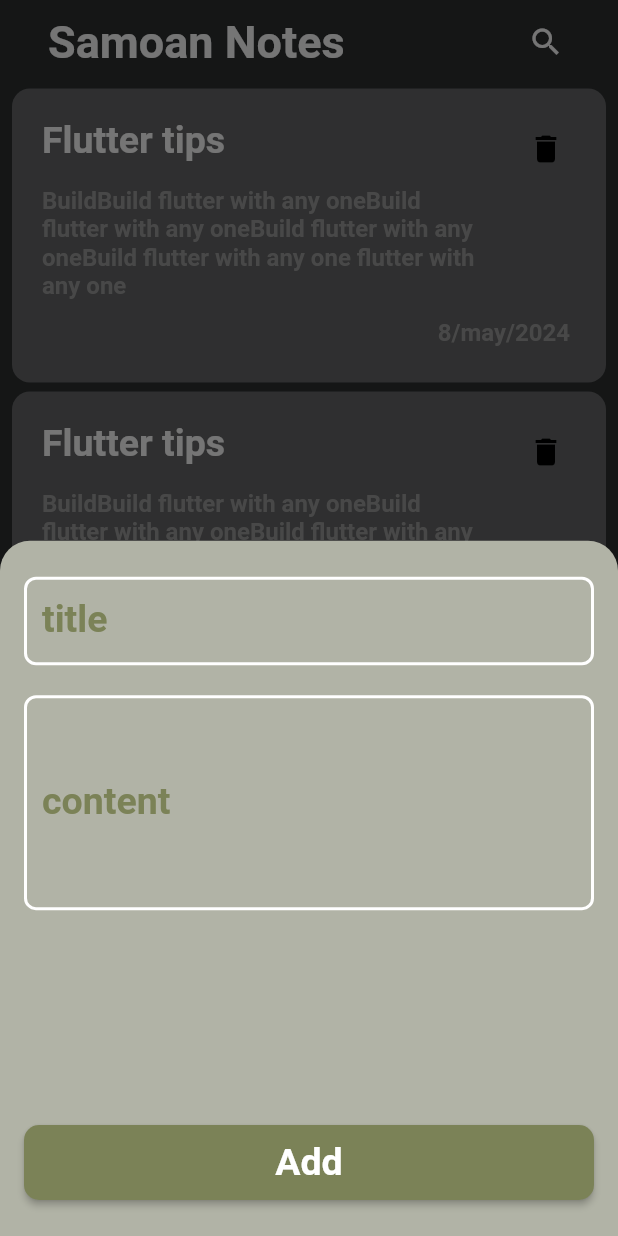
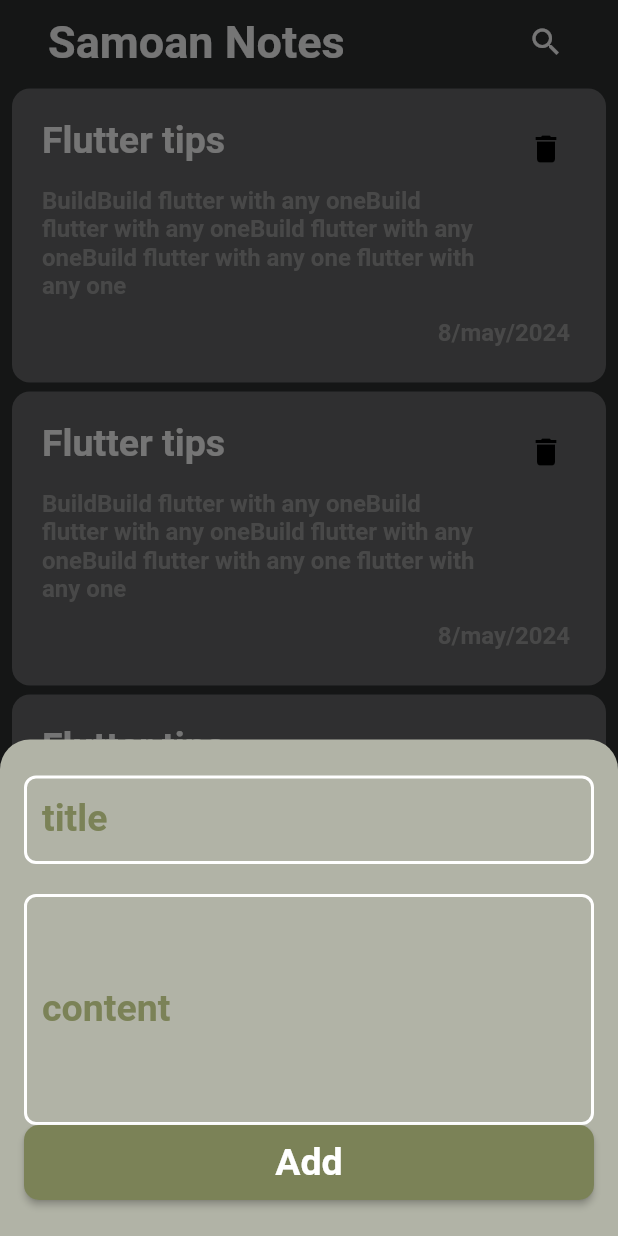
Before and after one commit to abdellahmuhammed/notes_app, a Flutter app: the screen it shows after launch, after a tap on the "add" icon, on a phone screen of 412 x 824 dp. Run offline on Flutter 3.47's test engine with Material 3 defaults, Android fonts, the phone set to English and light mode, and no system bars.

Commit message:
refactor Code

```diff
--- a/lib/Shared/themes.dart
+++ b/lib/Shared/themes.dart
@@ -53,7 +53,6 @@ ThemeData _themData({
         fontWeight: FontWeight.bold,
       ),
     ),
-
     floatingActionButtonTheme: FloatingActionButtonThemeData(
       iconSize: 35,
       backgroundColor: kPrimaryColor,
@@ -62,7 +61,6 @@ ThemeData _themData({
         borderRadius: BorderRadius.circular(16),
       ),
     ),
-
     inputDecorationTheme: InputDecorationTheme(
       // filled: true,
       // fillColor: Colors.grey.withOpacity(0.7),
@@ -166,7 +164,6 @@ OutlineInputBorder _buildOutlineInputBorder([Color? color = Colors.white]) {
     borderRadius: BorderRadius.circular(8),
   );
 }
-
 _buildTextStyle(
     {required Color color,
     double size = 30,
--- a/lib/Views/NotesView.dart
+++ b/lib/Views/NotesView.dart
@@ -1,6 +1,6 @@
 import 'package:flutter/material.dart';
-import 'package:notes_app/Widgets/AddNoteShowModalBottomSheet.dart';
-import 'package:notes_app/Widgets/NotesListView.dart';
+import 'package:notes_app/Widgets/NoteFloatingActionButton.dart';
+import 'package:notes_app/Widgets/NoteViewBody.dart';
 
 class NotesView extends StatelessWidget {
   const NotesView({super.key});
@@ -10,38 +10,15 @@ class NotesView extends StatelessWidget {
   @override
   Widget build(BuildContext context) {
     return Scaffold(
-      appBar: noteAppBar(),
-      floatingActionButton: FloatingActionButton(
-        onPressed: () {
-          showModalBottomSheet(
-            context: context,
-            backgroundColor: const Color(0xFFB1B3A6),
-            shape: const RoundedRectangleBorder(
-              borderRadius: BorderRadius.only(
-                topLeft: Radius.circular(20),
-                topRight: Radius.circular(20),
-              ),
-            ),
-            builder: (context) => const AddNoteShowModalBottomSheet(),
-          );
-        },
-        child: const Icon(Icons.add),
-      ),
+      appBar: noteViewAppBar(),
+      floatingActionButton:const NoteFloatingActionButton(),
       body: const NoteViewBody(),
     );
   }
 }
 
-class NoteViewBody extends StatelessWidget {
-  const NoteViewBody({super.key});
 
-  @override
-  Widget build(BuildContext context) {
-    return const NotesListView();
-  }
-}
-
-AppBar noteAppBar() {
+AppBar noteViewAppBar() {
   return AppBar(
     title: const Padding(
       padding: EdgeInsets.only(left: 16),
--- a/lib/Widgets/AddNoteShowModalBottomSheet.dart
+++ b/lib/Widgets/AddNoteShowModalBottomSheet.dart
@@ -9,16 +9,12 @@ class AddNoteShowModalBottomSheet extends StatelessWidget {
   Widget build(BuildContext context) {
     return Padding(
       padding: const EdgeInsets.symmetric(vertical: 24,horizontal: 16),
-      child: Container(
-        decoration: BoxDecoration(
-          borderRadius: BorderRadius.circular(8),
-        ),
-        child:  Column(
+      child: SingleChildScrollView(
+        child: Column(
           children: [
            const CustomTextFormField( label: 'title'),
             const  SizedBox(height: 20,),
-          const  Expanded(child:   CustomTextFormField( label: 'content' ,maxLines: 8, minLines: 6, keyboardType: TextInputType.multiline, )),
-            const   Spacer(),
+            const CustomTextFormField( label: 'content' ,maxLines: 8, minLines: 6, keyboardType: TextInputType.multiline, ),
             CustomMaterialButton(text: 'Add', onTap: (){})
           ],
         ),
--- /dev/null
+++ b/lib/Widgets/NoteFloatingActionButton.dart
@@ -0,0 +1,28 @@
+import 'package:flutter/material.dart';
+import 'package:notes_app/Widgets/AddNoteShowModalBottomSheet.dart';
+
+class NoteFloatingActionButton extends StatelessWidget {
+  const NoteFloatingActionButton({
+    super.key,
+  });
+
+  @override
+  Widget build(BuildContext context) {
+    return FloatingActionButton(
+      onPressed: () {
+        showModalBottomSheet(
+          context: context,
+          backgroundColor: const Color(0xFFB1B3A6),
+          shape: const RoundedRectangleBorder(
+            borderRadius: BorderRadius.only(
+              topLeft: Radius.circular(20),
+              topRight: Radius.circular(20),
+            ),
+          ),
+          builder: (context) => const AddNoteShowModalBottomSheet(),
+        );
+      },
+      child: const Icon(Icons.add),
+    );
+  }
+}
--- /dev/null
+++ b/lib/Widgets/NoteViewBody.dart
@@ -0,0 +1,11 @@
+import 'package:flutter/material.dart';
+import 'package:notes_app/Widgets/NotesListView.dart';
+
+class NoteViewBody extends StatelessWidget {
+  const NoteViewBody({super.key});
+
+  @override
+  Widget build(BuildContext context) {
+    return const NotesListView();
+  }
+}
```
